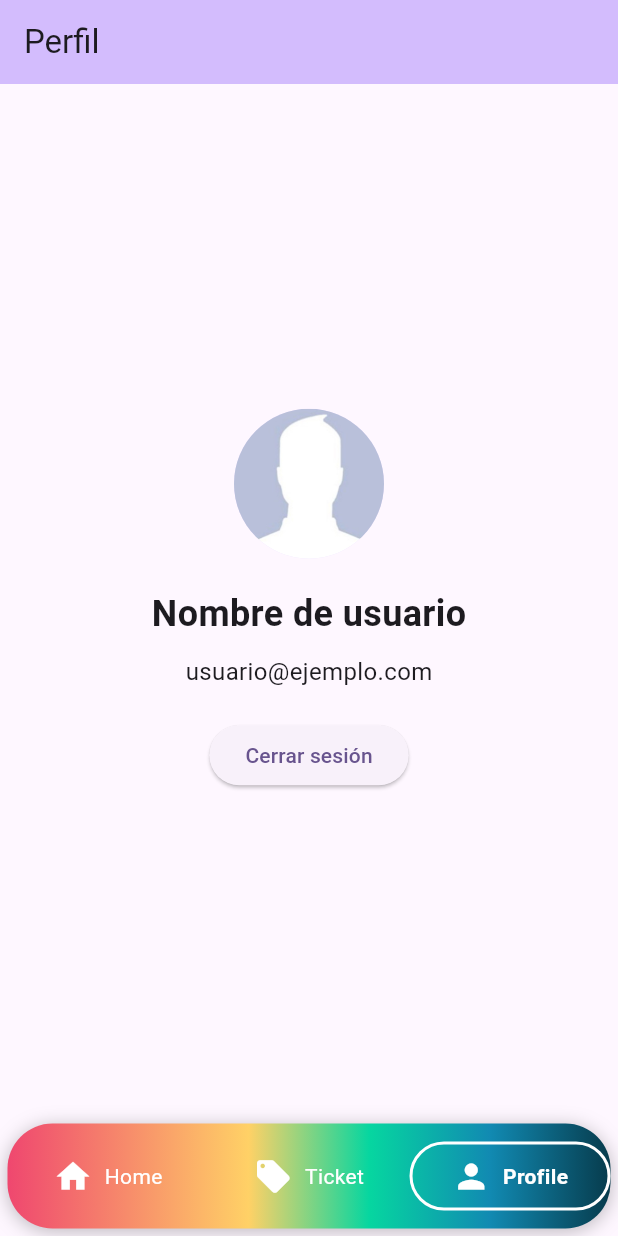
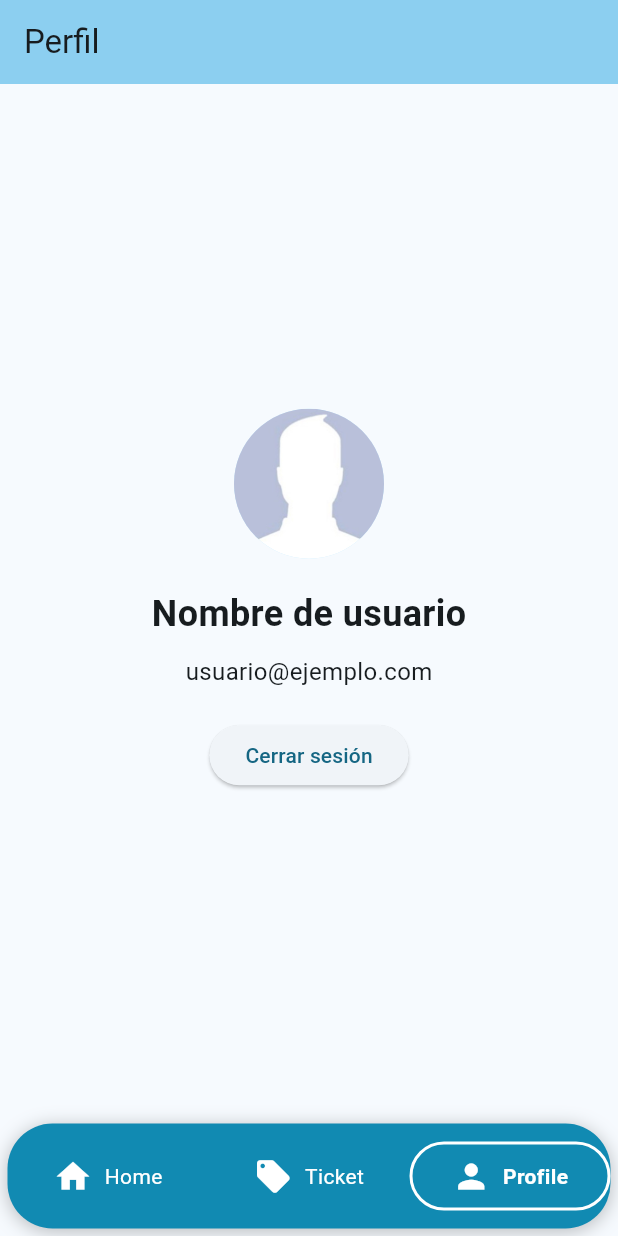
Before and after one commit to mrgomezsv/kidsfun_app, a Flutter app: the screen it shows after launch, swiped to page 3, on a phone screen of 412 x 824 dp. Run offline on Flutter 3.47's test engine with Material 3 defaults, Android fonts, the phone set to English and light mode, and no system bars; network calls fail.

Commit message:
Update colors

```diff
--- a/lib/main.dart
+++ b/lib/main.dart
@@ -18,12 +18,11 @@ class MyApp extends StatelessWidget {
     return MaterialApp(
       title: 'Flutter Demo',
       theme: ThemeData(
-        colorScheme: ColorScheme.fromSeed(seedColor: Colors.deepPurple),
+        colorScheme: ColorScheme.fromSeed(seedColor: Color(0xFFF118AB2)),
         useMaterial3: true,
       ),
       initialRoute: '/',
       routes: {
-        //'/': (context) => LoginPage(),
         '/': (context) => MainScreen(),
         '/product': (context) => ProductScreen(),
         '/ticket': (context) => TicketScreen(),
--- a/lib/navigation/bottom_navigation_bar.dart
+++ b/lib/navigation/bottom_navigation_bar.dart
@@ -76,12 +76,12 @@ class _MyBottomNavigationBarState extends State<MyBottomNavigationBar>
           ],
           gradient: LinearGradient(
             colors: [
-              Color(0xFFEF476F),
-              Color(0xFFF78C6B),
-              Color(0xFFFFD166),
-              Color(0xFF06D6A0),
-              Color(0xFF118AB2),
-              Color(0xFF073B4C),
+              Color(0xFFF118AB2),
+              Color(0xFFF118AB2),
+              Color(0xFFF118AB2),
+              Color(0xFFF118AB2),
+              Color(0xFFF118AB2),
+              Color(0xFFF118AB2),
             ],
             begin: Alignment.centerLeft,
             end: Alignment.centerRight,
```
